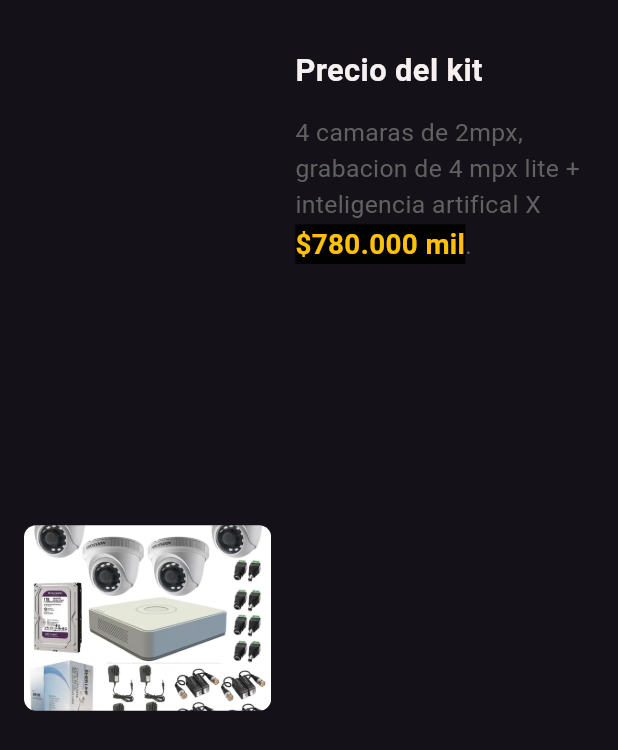
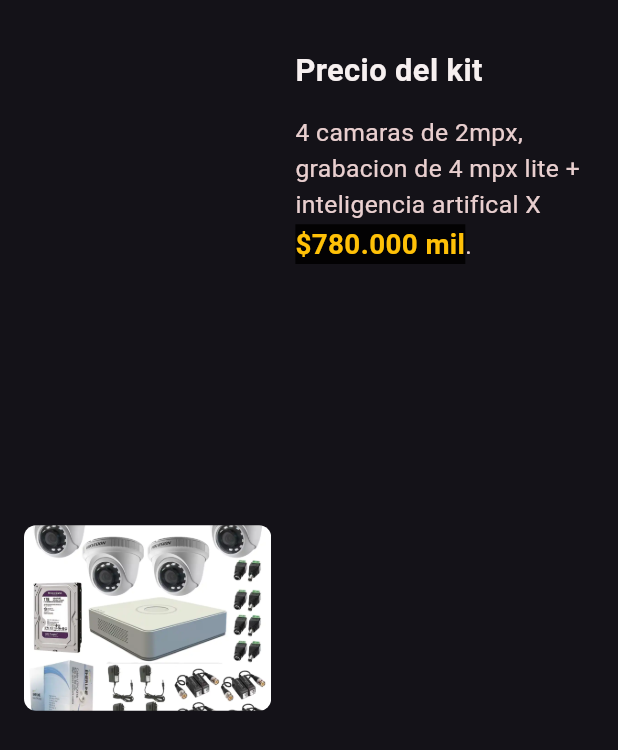
Before and after one commit to S24seguridadelectronica1/kits, a Flutter app: the Price widget shown alone on an empty page, opened directly, on a phone screen of 412 x 824 dp. Shown: the top 750 px of the screen. Run offline on Flutter 3.47's test engine with Material 3 defaults, Android fonts, the phone set to English and light mode, and no system bars; our stand-ins replace carousel_slider, font_awesome_flutter, logger, supabase_flutter, visibility_detector; accounts and stored records are empty.

Commit message:
Primera versión de Kits Cámaras

```diff
--- a/lib/widgets/price.dart
+++ b/lib/widgets/price.dart
@@ -120,7 +120,7 @@ class Price extends StatelessWidget {
                                   '4 camaras de 2mpx, grabacion de 4 mpx lite + inteligencia artifical X ',
                               style: TextStyle(
                                 fontSize: screenWidth * 0.04, // Tamaño dinámico
-                                color: Colors.grey[700],
+                                color: const Color.fromRGBO(233, 207, 207, 1),
                               ),
                             ),
                             TextSpan(
@@ -139,7 +139,7 @@ class Price extends StatelessWidget {
                               text: '.',
                               style: TextStyle(
                                 fontSize: screenWidth * 0.04,
-                                color: Colors.grey[700],
+                                color: const Color.fromRGBO(233, 207, 207, 1),
                               ),
                             ),
                           ],
```
Also changed, not shown: lib/widgets/video_baluns.dart (+21 -16 lines).
